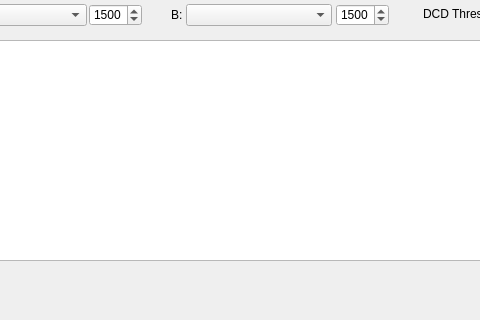
Before: the Qt Designer form QT/QtSoundModem/QtSoundModem.ui in bjpetit/linbpq, drawn with Qt 5; both pictures show x 81 to 561 and y 0 to 320 of the 962 by 721 pixel window.
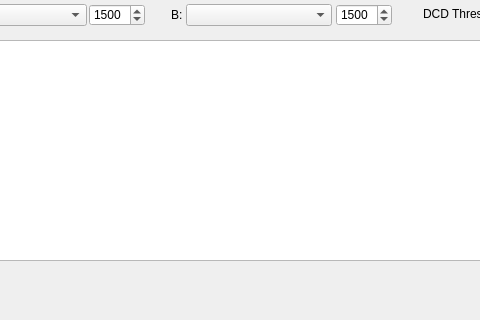
After: the same form once the commit is applied.

What changed in the file:
```diff
--- a/QT/QtSoundModem/QtSoundModem.ui
+++ b/QT/QtSoundModem/QtSoundModem.ui
@@ -25,7 +25,7 @@
      <rect>
       <x>170</x>
       <y>4</y>
-      <width>53</width>
+      <width>56</width>
       <height>22</height>
      </rect>
     </property>
@@ -106,7 +106,7 @@
      <rect>
       <x>417</x>
       <y>4</y>
-      <width>53</width>
+      <width>56</width>
       <height>22</height>
      </rect>
     </property>
```
Left out of the diff: 4 changed lines with no effect on the pictures.
